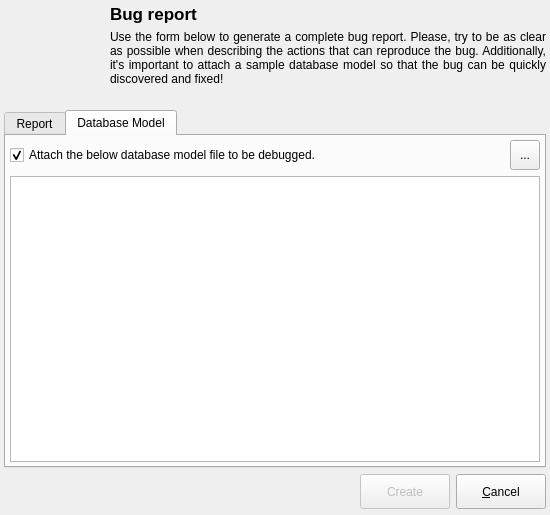
Qt form libpgmodeler_ui/ui/bugreportform.ui (pgmodeler/pgmodeler) before a commit.
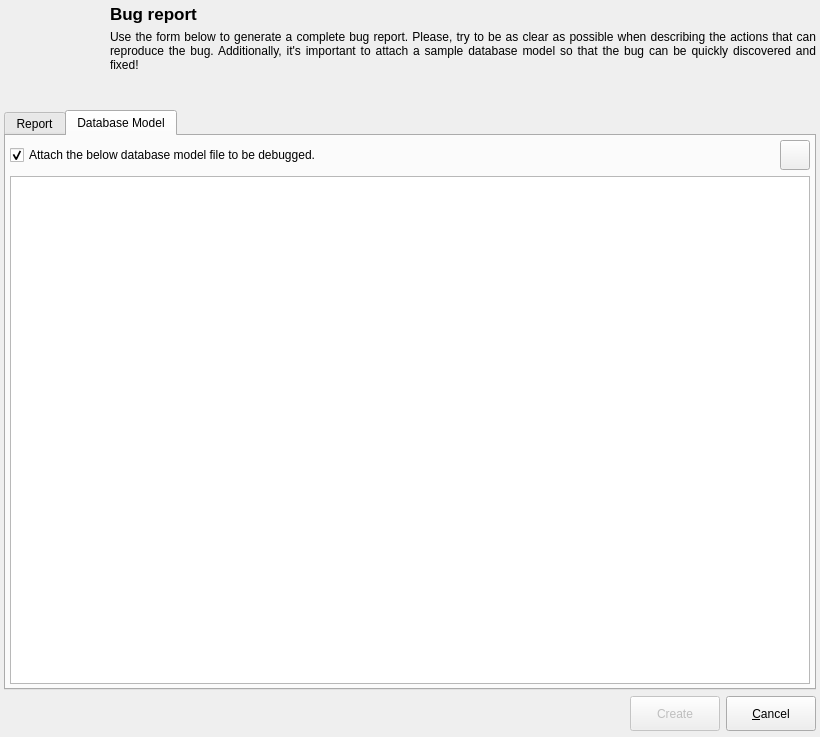
The same form after that commit. The open tabs and pages were chosen to show the change. Icons and pictures are not drawn.

Commit message: Fixed the crash handler and bug report form in such a way to load the last modified model opened before their execution. (issue #1541)

```diff
--- a/libpgmodeler_ui/ui/bugreportform.ui
+++ b/libpgmodeler_ui/ui/bugreportform.ui
@@ -9,8 +9,8 @@
    <rect>
     <x>0</x>
     <y>0</y>
-    <width>550</width>
-    <height>515</height>
+    <width>820</width>
+    <height>737</height>
    </rect>
   </property>
   <property name="sizePolicy">
@@ -504,7 +504,7 @@
              <string>Attach a different database model</string>
             </property>
             <property name="text">
-             <string>...</string>
+             <string/>
             </property>
             <property name="icon">
              <iconset resource="../res/resources.qrc">
@@ -516,6 +516,9 @@
               <height>22</height>
              </size>
             </property>
+            <property name="toolButtonStyle">
+             <enum>Qt::ToolButtonIconOnly</enum>
+            </property>
            </widget>
           </item>
          </layout>
```
The commit also changes 6 other files.
